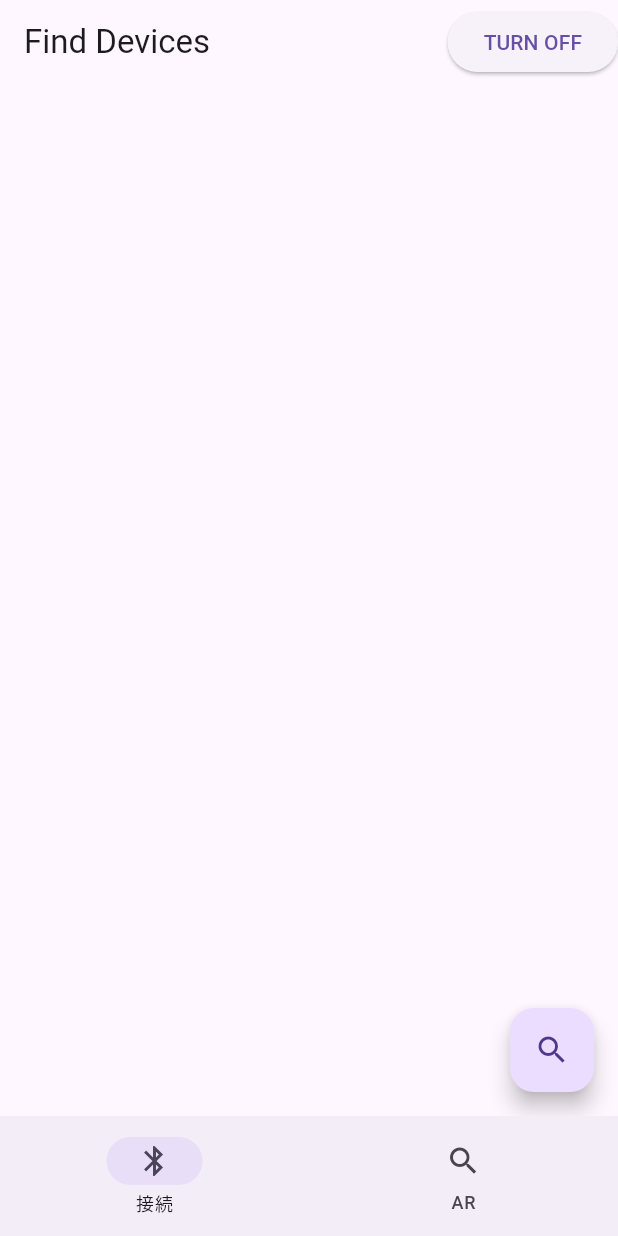
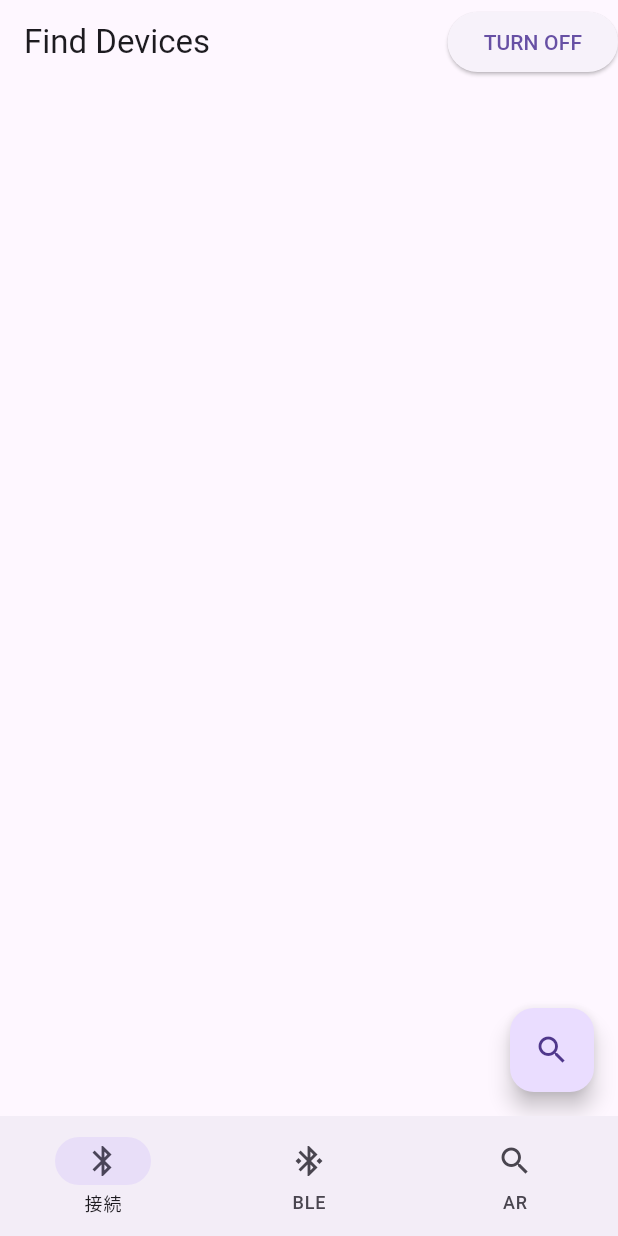
Before and after one commit to Naoyuki0920/ArDrawingSystem-Flutter, a Flutter app: the screen it shows after launch, on a phone screen of 412 x 824 dp. Run offline on Flutter 3.47's test engine with Material 2 defaults, Android fonts, the light colour scheme and no system bars; our stand-ins replace flutter_blue_plus, flutter_bluetooth_serial, permission_handler; missing offline and left inert: model_viewer_plus.

Commit message:
finish BLE

```diff
--- a/lib/connect_bluetooth.dart
+++ b/lib/connect_bluetooth.dart
@@ -1,5 +1,5 @@
 import 'package:ar_drawing_system/bluetooth_off_screen.dart';
-import 'package:ar_drawing_system/find_devices_screen.dart';
+import 'package:ar_drawing_system/screens/find_devices_screen.dart';
 import 'package:flutter/material.dart';
 import 'package:flutter_blue_plus/flutter_blue_plus.dart';
 
--- a/lib/main.dart
+++ b/lib/main.dart
@@ -1,7 +1,8 @@
 import 'dart:io';
 
 import 'package:ar_drawing_system/connect_bluetooth.dart';
-import 'package:ar_drawing_system/drawing_ar.dart';
+import 'package:ar_drawing_system/screens/ble_communication.dart';
+import 'package:ar_drawing_system/screens/drawing_ar.dart';
 import 'package:flutter/material.dart';
 import 'package:permission_handler/permission_handler.dart';
 
@@ -52,13 +53,19 @@ class MyAppState extends State<MyApp> {
                     selectedIcon: Icon(Icons.bluetooth),
                     label: '接続'),
                 NavigationDestination(
+                    icon: Icon(Icons.bluetooth_connected_outlined),
+                    selectedIcon: Icon(Icons.bluetooth_connected),
+                    label: 'BLE'),
+                NavigationDestination(
                     icon: Icon(Icons.search_outlined),
                     selectedIcon: Icon(Icons.search),
                     label: 'AR')
               ]),
-          body: IndexedStack(
-              index: _selectedIndex,
-              children: const [ConnectBluetooth(), DrawingAR()]),
+          body: IndexedStack(index: _selectedIndex, children: const [
+            ConnectBluetooth(),
+            BleCommunication(),
+            DrawingAR()
+          ]),
         ));
   }
 }
--- a/pubspec.yaml
+++ b/pubspec.yaml
@@ -38,6 +38,8 @@ dependencies:
   flutter_blue_plus: ^1.5.2
   permission_handler: ^10.3.0
   model_viewer_plus: ^1.5.0
+  flutter_bluetooth_serial: ^0.4.0
+  flutter_blue: ^0.8.0
 
 dev_dependencies:
   flutter_test:
```
Also changed, not shown: lib/screens/ble_communication.dart (added, +68 -0 lines), lib/screens/drawing_ar.dart (renamed from lib/drawing_ar.dart), lib/screens/find_devices_screen.dart (renamed from lib/find_devices_screen.dart), pubspec.lock, 1 other file.
